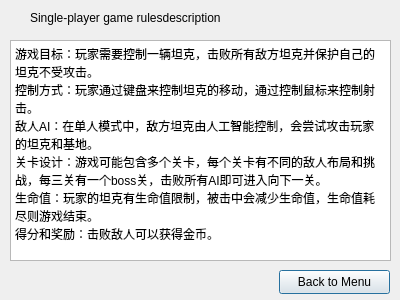
Qt form Tank_Trouble_IV/single_player_rules_dialog.ui (raitocc/run) before a commit.
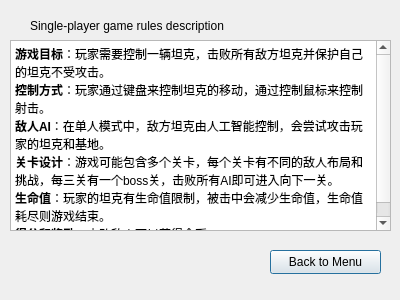
The same form after that commit.

Commit message: 修改单人模式游戏股则说明窗口控件

The edit to the form file:
```diff
--- a/Tank_Trouble_IV/single_player_rules_dialog.ui
+++ b/Tank_Trouble_IV/single_player_rules_dialog.ui
@@ -13,13 +13,42 @@
   <property name="windowTitle">
    <string>Dialog</string>
   </property>
-  <widget class="QTextEdit" name="textEdit">
+  <widget class="QPushButton" name="pushButton">
+   <property name="geometry">
+    <rect>
+     <x>270</x>
+     <y>250</y>
+     <width>111</width>
+     <height>24</height>
+    </rect>
+   </property>
+   <property name="text">
+    <string>Back to Menu</string>
+   </property>
+  </widget>
+  <widget class="QLabel" name="label">
+   <property name="geometry">
+    <rect>
+     <x>30</x>
+     <y>10</y>
+     <width>291</width>
+     <height>31</height>
+    </rect>
+   </property>
+   <property name="styleSheet">
+    <string notr="true">font: 12pt &quot;Comic Sans MS&quot;;</string>
+   </property>
+   <property name="text">
+    <string>Single-player game rules description</string>
+   </property>
+  </widget>
+  <widget class="QTextBrowser" name="textBrowser">
    <property name="geometry">
     <rect>
      <x>10</x>
      <y>40</y>
      <width>381</width>
-     <height>221</height>
+     <height>191</height>
     </rect>
    </property>
    <property name="html">
@@ -30,38 +59,12 @@
 li.unchecked::marker { content: &quot;\2610&quot;; }
 li.checked::marker { content: &quot;\2612&quot;; }
 &lt;/style&gt;&lt;/head&gt;&lt;body style=&quot; font-family:'Microsoft YaHei UI'; font-size:9pt; font-weight:400; font-style:normal;&quot;&gt;
-&lt;p style=&quot; margin-top:0px; margin-bottom:0px; margin-left:0px; margin-right:0px; -qt-block-indent:0; text-indent:0px;&quot;&gt;游戏目标：玩家需要控制一辆坦克，击败所有敌方坦克并保护自己的坦克不受攻击。&lt;/p&gt;
-&lt;p style=&quot; margin-top:0px; margin-bottom:0px; margin-left:0px; margin-right:0px; -qt-block-indent:0; text-indent:0px;&quot;&gt;控制方式：玩家通过键盘来控制坦克的移动，通过控制鼠标来控制射击。&lt;/p&gt;
-&lt;p style=&quot; margin-top:0px; margin-bottom:0px; margin-left:0px; margin-right:0px; -qt-block-indent:0; text-indent:0px;&quot;&gt;敌人AI：在单人模式中，敌方坦克由人工智能控制，会尝试攻击玩家的坦克和基地。&lt;/p&gt;
-&lt;p style=&quot; margin-top:0px; margin-bottom:0px; margin-left:0px; margin-right:0px; -qt-block-indent:0; text-indent:0px;&quot;&gt;关卡设计：游戏可能包含多个关卡，每个关卡有不同的敌人布局和挑战，每三关有一个boss关，击败所有AI即可进入向下一关。&lt;/p&gt;
-&lt;p style=&quot; margin-top:0px; margin-bottom:0px; margin-left:0px; margin-right:0px; -qt-block-indent:0; text-indent:0px;&quot;&gt;生命值：玩家的坦克有生命值限制，被击中会减少生命值，生命值耗尽则游戏结束。&lt;/p&gt;
-&lt;p style=&quot; margin-top:0px; margin-bottom:0px; margin-left:0px; margin-right:0px; -qt-block-indent:0; text-indent:0px;&quot;&gt;得分和奖励：击败敌人可以获得金币。&lt;/p&gt;&lt;/body&gt;&lt;/html&gt;</string>
-   </property>
-  </widget>
-  <widget class="QPushButton" name="pushButton">
-   <property name="geometry">
-    <rect>
-     <x>279</x>
-     <y>270</y>
-     <width>111</width>
-     <height>24</height>
-    </rect>
-   </property>
-   <property name="text">
-    <string>Back to Menu</string>
-   </property>
-  </widget>
-  <widget class="QLabel" name="label">
-   <property name="geometry">
-    <rect>
-     <x>30</x>
-     <y>10</y>
-     <width>221</width>
-     <height>16</height>
-    </rect>
-   </property>
-   <property name="text">
-    <string>Single-player game rulesdescription</string>
+&lt;p style=&quot; margin-top:0px; margin-bottom:0px; margin-left:0px; margin-right:0px; -qt-block-indent:0; text-indent:0px;&quot;&gt;&lt;span style=&quot; font-weight:700;&quot;&gt;游戏目标&lt;/span&gt;：玩家需要控制一辆坦克，击败所有敌方坦克并保护自己的坦克不受攻击。&lt;/p&gt;
+&lt;p style=&quot; margin-top:0px; margin-bottom:0px; margin-left:0px; margin-right:0px; -qt-block-indent:0; text-indent:0px;&quot;&gt;&lt;span style=&quot; font-weight:700;&quot;&gt;控制方式&lt;/span&gt;：玩家通过键盘来控制坦克的移动，通过控制鼠标来控制射击。&lt;/p&gt;
+&lt;p style=&quot; margin-top:0px; margin-bottom:0px; margin-left:0px; margin-right:0px; -qt-block-indent:0; text-indent:0px;&quot;&gt;&lt;span style=&quot; font-weight:700;&quot;&gt;敌人AI&lt;/span&gt;：在单人模式中，敌方坦克由人工智能控制，会尝试攻击玩家的坦克和基地。&lt;/p&gt;
+&lt;p style=&quot; margin-top:0px; margin-bottom:0px; margin-left:0px; margin-right:0px; -qt-block-indent:0; text-indent:0px;&quot;&gt;&lt;span style=&quot; font-weight:700;&quot;&gt;关卡设计&lt;/span&gt;：游戏可能包含多个关卡，每个关卡有不同的敌人布局和挑战，每三关有一个boss关，击败所有AI即可进入向下一关。&lt;/p&gt;
+&lt;p style=&quot; margin-top:0px; margin-bottom:0px; margin-left:0px; margin-right:0px; -qt-block-indent:0; text-indent:0px;&quot;&gt;&lt;span style=&quot; font-weight:700;&quot;&gt;生命值&lt;/span&gt;：玩家的坦克有生命值限制，被击中会减少生命值，生命值耗尽则游戏结束。&lt;/p&gt;
+&lt;p style=&quot; margin-top:0px; margin-bottom:0px; margin-left:0px; margin-right:0px; -qt-block-indent:0; text-indent:0px;&quot;&gt;&lt;span style=&quot; font-weight:700;&quot;&gt;得分和奖励&lt;/span&gt;：击败敌人可以获得金币。&lt;/p&gt;&lt;/body&gt;&lt;/html&gt;</string>
    </property>
   </widget>
  </widget>
```
The commit also changes 2 other files.
